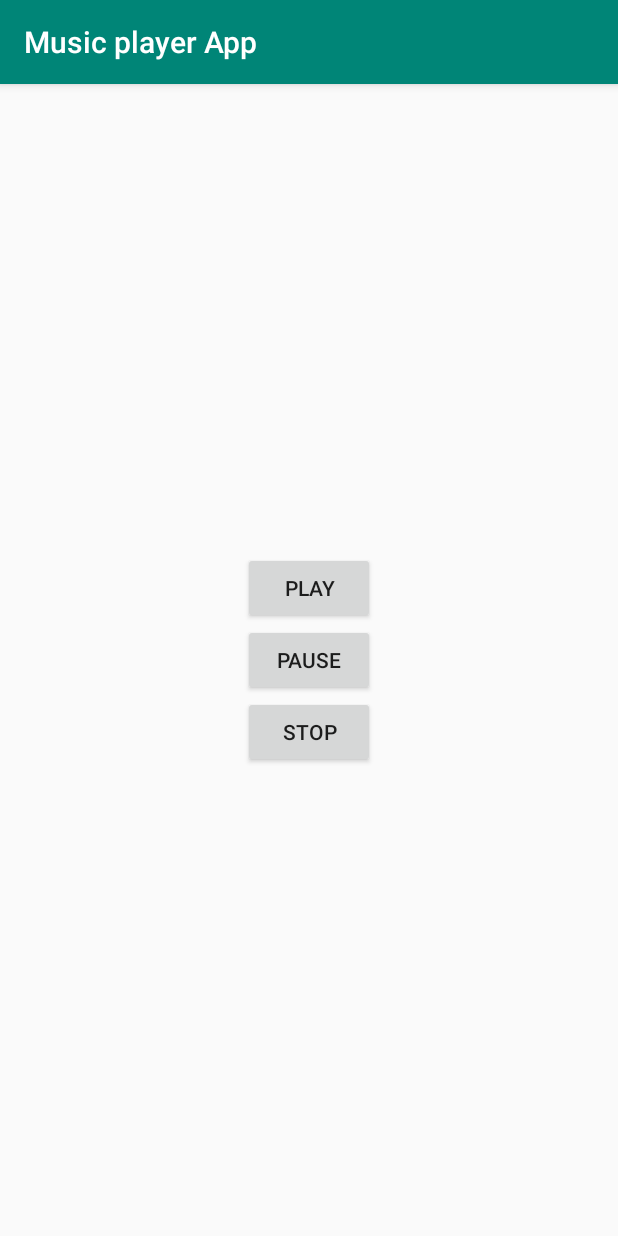
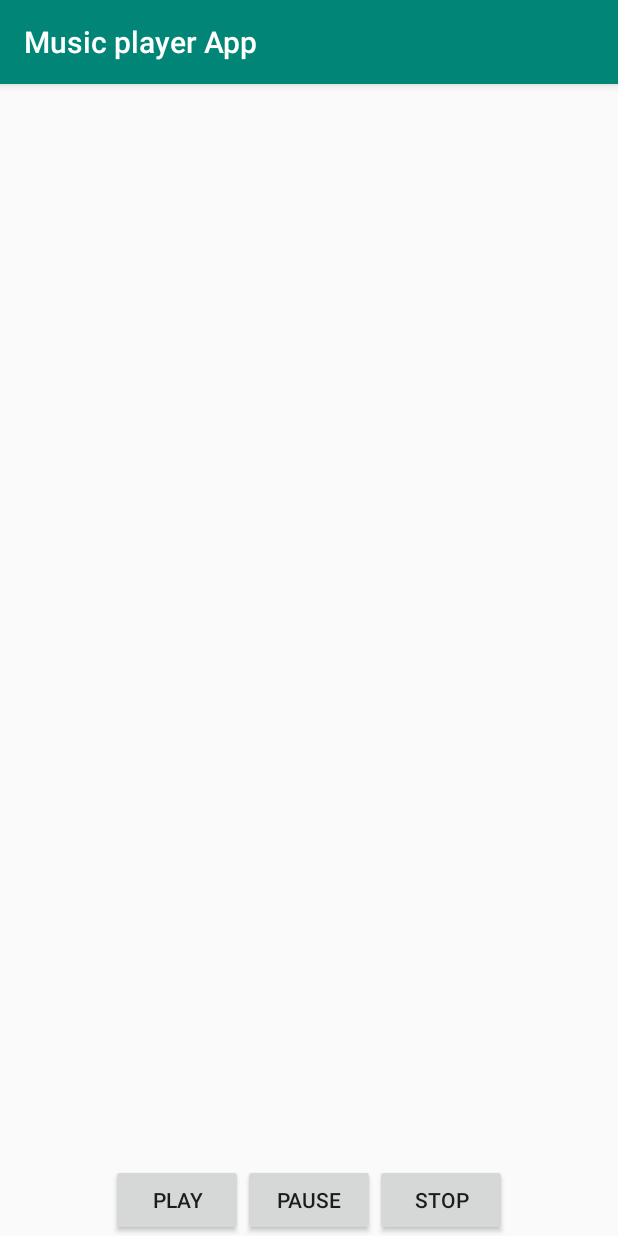
Before and after one commit to qendev/Music-Player-App, an Android app: the screen it shows after launch (MainActivity), on a phone screen of 412 x 824 dp. Run offline under Robolectric (Android 15) with nearby library versions, the phone set to English and light mode, and no system bars.

Commit message:
Changed orientation and button alignment

```diff
--- a/app/src/main/res/layout/activity_main.xml
+++ b/app/src/main/res/layout/activity_main.xml
@@ -4,8 +4,9 @@
     xmlns:tools="http://schemas.android.com/tools"
     android:layout_width="match_parent"
     android:layout_height="match_parent"
-    android:orientation="vertical"
-    android:gravity="center"
+    android:orientation="horizontal"
+android:gravity="center|bottom"
+
     tools:context=".MainActivity">
 
     <Button
```
